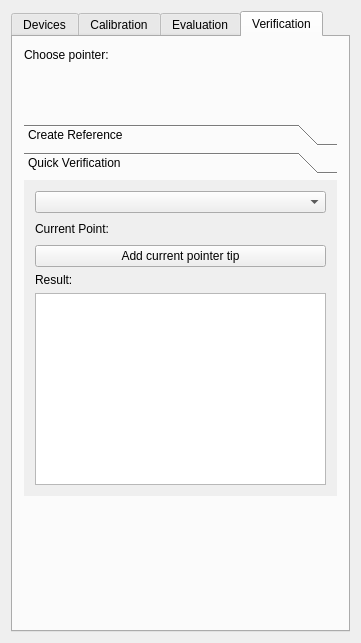
The window that Plugins/org.mitk.gui.qt.usnavigation/src/internal/UltrasoundCalibrationControls.ui (MITK/MITK) describes before a commit, drawn with Qt 5.
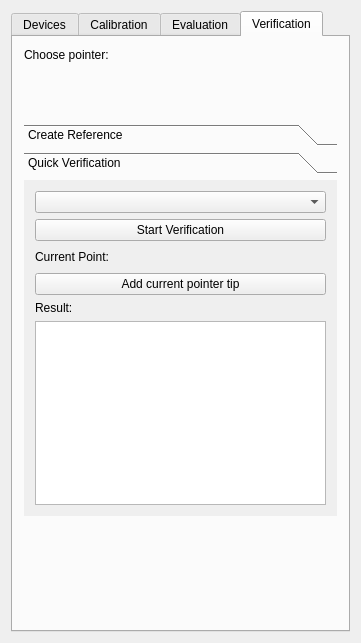
The same window after the commit. The open tabs and pages were chosen to show the change. Custom widgets are drawn as their Qt base class.

Commit message: Implemented creation of reference points

```diff
--- a/Plugins/org.mitk.gui.qt.usnavigation/src/internal/UltrasoundCalibrationControls.ui
+++ b/Plugins/org.mitk.gui.qt.usnavigation/src/internal/UltrasoundCalibrationControls.ui
@@ -561,6 +561,13 @@
            <item>
             <widget class="QmitkDataStorageComboBox" name="m_ReferencePointsComboBox"/>
            </item>
+           <item>
+            <widget class="QPushButton" name="m_StartVerification">
+             <property name="text">
+              <string>Start Verification</string>
+             </property>
+            </widget>
+           </item>
            <item>
             <layout class="QHBoxLayout" name="horizontalLayout_2">
              <item>
```
The commit also changes 2 other files.
